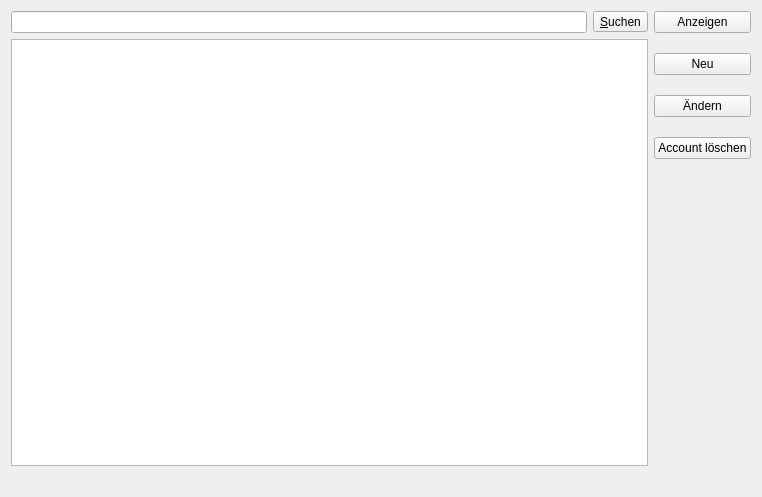
Qt form accountliste.ui (Kri-7-q/PWMangerUI) before a commit.
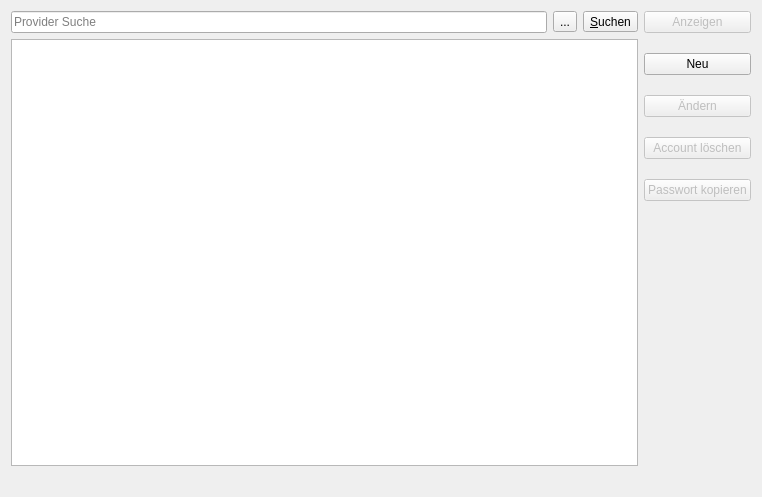
The same form after that commit. Icons and pictures are not drawn.

The edit to the form file:
```diff
--- a/accountliste.ui
+++ b/accountliste.ui
@@ -28,7 +28,22 @@
         <number>0</number>
        </property>
        <item>
-        <widget class="QLineEdit" name="edSearch"/>
+        <widget class="QLineEdit" name="edSearch">
+         <property name="placeholderText">
+          <string>Provider Suche</string>
+         </property>
+        </widget>
+       </item>
+       <item>
+        <widget class="QToolButton" name="btnCancelSearch">
+         <property name="text">
+          <string>...</string>
+         </property>
+         <property name="icon">
+          <iconset>
+           <normaloff>../../../../usr/share/icons/Humanity/actions/22/gtk-cancel.svg</normaloff>../../../../usr/share/icons/Humanity/actions/22/gtk-cancel.svg</iconset>
+         </property>
+        </widget>
        </item>
        <item>
         <widget class="QToolButton" name="btnStartSearch">
@@ -83,6 +98,9 @@
      </property>
      <item>
       <widget class="QPushButton" name="btnShowCurrent">
+       <property name="enabled">
+        <bool>false</bool>
+       </property>
        <property name="text">
         <string>Anzeigen</string>
        </property>
@@ -97,6 +115,9 @@
      </item>
      <item>
       <widget class="QPushButton" name="btnModify">
+       <property name="enabled">
+        <bool>false</bool>
+       </property>
        <property name="text">
         <string>Ändern</string>
        </property>
@@ -104,11 +125,24 @@
      </item>
      <item>
       <widget class="QPushButton" name="btnDelete">
+       <property name="enabled">
+        <bool>false</bool>
+       </property>
        <property name="text">
         <string>Account löschen</string>
        </property>
       </widget>
      </item>
+     <item>
+      <widget class="QPushButton" name="btnCopyPwd">
+       <property name="enabled">
+        <bool>false</bool>
+       </property>
+       <property name="text">
+        <string>Passwort kopieren</string>
+       </property>
+      </widget>
+     </item>
      <item>
       <spacer name="verticalSpacer">
        <property name="orientation">
```
